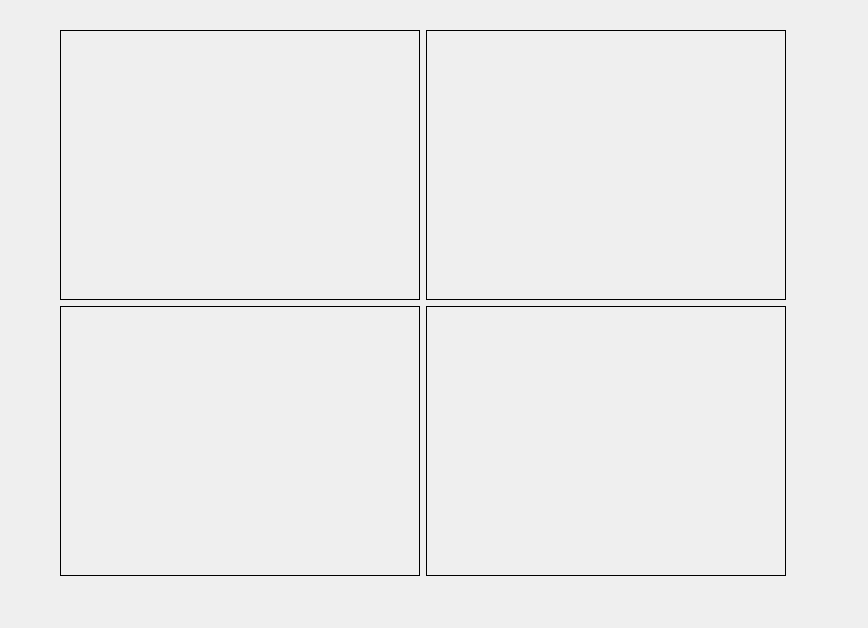
pzy25/WUT-CubeROB, file mycamera.ui: the form before one commit.
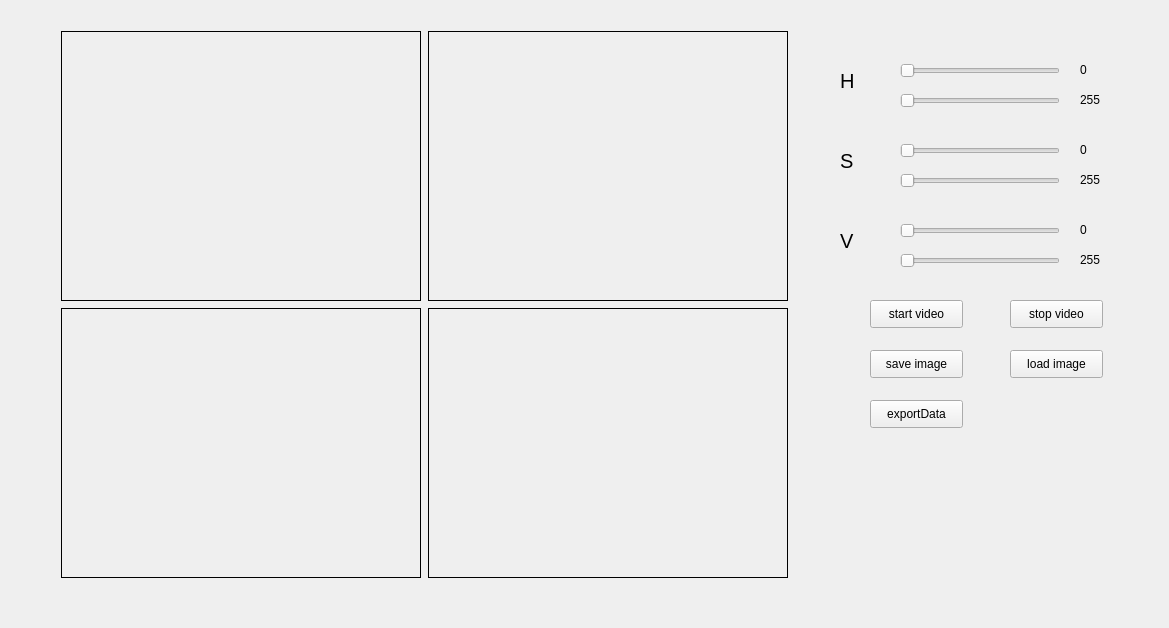
The form after the commit.

```diff
--- a/mycamera.ui
+++ b/mycamera.ui
@@ -6,20 +6,20 @@
    <rect>
     <x>0</x>
     <y>0</y>
-    <width>868</width>
+    <width>1169</width>
     <height>628</height>
    </rect>
   </property>
   <property name="windowTitle">
    <string>myCamera</string>
   </property>
-  <widget class="QWidget" name="">
+  <widget class="QWidget" name="layoutWidget">
    <property name="geometry">
     <rect>
      <x>60</x>
      <y>30</y>
-     <width>728</width>
-     <height>548</height>
+     <width>729</width>
+     <height>549</height>
     </rect>
    </property>
    <layout class="QGridLayout" name="gridLayout">
@@ -161,6 +161,281 @@
     </item>
    </layout>
   </widget>
+  <widget class="QSlider" name="hMinSlider">
+   <property name="geometry">
+    <rect>
+     <x>900</x>
+     <y>60</y>
+     <width>160</width>
+     <height>22</height>
+    </rect>
+   </property>
+   <property name="orientation">
+    <enum>Qt::Horizontal</enum>
+   </property>
+  </widget>
+  <widget class="QSlider" name="hMaxSlider">
+   <property name="geometry">
+    <rect>
+     <x>900</x>
+     <y>90</y>
+     <width>160</width>
+     <height>22</height>
+    </rect>
+   </property>
+   <property name="orientation">
+    <enum>Qt::Horizontal</enum>
+   </property>
+  </widget>
+  <widget class="QSlider" name="sMaxSlider">
+   <property name="geometry">
+    <rect>
+     <x>900</x>
+     <y>170</y>
+     <width>160</width>
+     <height>22</height>
+    </rect>
+   </property>
+   <property name="orientation">
+    <enum>Qt::Horizontal</enum>
+   </property>
+  </widget>
+  <widget class="QSlider" name="sMinSlider">
+   <property name="geometry">
+    <rect>
+     <x>900</x>
+     <y>140</y>
+     <width>160</width>
+     <height>22</height>
+    </rect>
+   </property>
+   <property name="orientation">
+    <enum>Qt::Horizontal</enum>
+   </property>
+  </widget>
+  <widget class="QSlider" name="vMaxSlider">
+   <property name="geometry">
+    <rect>
+     <x>900</x>
+     <y>250</y>
+     <width>160</width>
+     <height>22</height>
+    </rect>
+   </property>
+   <property name="orientation">
+    <enum>Qt::Horizontal</enum>
+   </property>
+  </widget>
+  <widget class="QSlider" name="vMinSlider">
+   <property name="geometry">
+    <rect>
+     <x>900</x>
+     <y>220</y>
+     <width>160</width>
+     <height>22</height>
+    </rect>
+   </property>
+   <property name="orientation">
+    <enum>Qt::Horizontal</enum>
+   </property>
+  </widget>
+  <widget class="QLabel" name="label">
+   <property name="geometry">
+    <rect>
+     <x>840</x>
+     <y>70</y>
+     <width>31</width>
+     <height>21</height>
+    </rect>
+   </property>
+   <property name="font">
+    <font>
+     <pointsize>15</pointsize>
+    </font>
+   </property>
+   <property name="text">
+    <string>H</string>
+   </property>
+  </widget>
+  <widget class="QLabel" name="label_2">
+   <property name="geometry">
+    <rect>
+     <x>840</x>
+     <y>150</y>
+     <width>31</width>
+     <height>21</height>
+    </rect>
+   </property>
+   <property name="font">
+    <font>
+     <pointsize>15</pointsize>
+    </font>
+   </property>
+   <property name="text">
+    <string>S</string>
+   </property>
+  </widget>
+  <widget class="QLabel" name="label_3">
+   <property name="geometry">
+    <rect>
+     <x>840</x>
+     <y>230</y>
+     <width>31</width>
+     <height>21</height>
+    </rect>
+   </property>
+   <property name="font">
+    <font>
+     <pointsize>15</pointsize>
+    </font>
+   </property>
+   <property name="text">
+    <string>V</string>
+   </property>
+  </widget>
+  <widget class="QLabel" name="Hmin">
+   <property name="geometry">
+    <rect>
+     <x>1080</x>
+     <y>60</y>
+     <width>51</width>
+     <height>19</height>
+    </rect>
+   </property>
+   <property name="text">
+    <string>0</string>
+   </property>
+  </widget>
+  <widget class="QLabel" name="Hmax">
+   <property name="geometry">
+    <rect>
+     <x>1080</x>
+     <y>90</y>
+     <width>51</width>
+     <height>19</height>
+    </rect>
+   </property>
+   <property name="text">
+    <string>255</string>
+   </property>
+  </widget>
+  <widget class="QLabel" name="Smax">
+   <property name="geometry">
+    <rect>
+     <x>1080</x>
+     <y>170</y>
+     <width>51</width>
+     <height>19</height>
+    </rect>
+   </property>
+   <property name="text">
+    <string>255</string>
+   </property>
+  </widget>
+  <widget class="QLabel" name="Smin">
+   <property name="geometry">
+    <rect>
+     <x>1080</x>
+     <y>140</y>
+     <width>51</width>
+     <height>19</height>
+    </rect>
+   </property>
+   <property name="text">
+    <string>0</string>
+   </property>
+  </widget>
+  <widget class="QLabel" name="Vmax">
+   <property name="geometry">
+    <rect>
+     <x>1080</x>
+     <y>250</y>
+     <width>51</width>
+     <height>19</height>
+    </rect>
+   </property>
+   <property name="text">
+    <string>255</string>
+   </property>
+  </widget>
+  <widget class="QLabel" name="Vmin">
+   <property name="geometry">
+    <rect>
+     <x>1080</x>
+     <y>220</y>
+     <width>51</width>
+     <height>19</height>
+    </rect>
+   </property>
+   <property name="text">
+    <string>0</string>
+   </property>
+  </widget>
+  <widget class="QPushButton" name="pushButton_save">
+   <property name="geometry">
+    <rect>
+     <x>870</x>
+     <y>350</y>
+     <width>93</width>
+     <height>28</height>
+    </rect>
+   </property>
+   <property name="text">
+    <string>save image</string>
+   </property>
+  </widget>
+  <widget class="QPushButton" name="pushButton_load">
+   <property name="geometry">
+    <rect>
+     <x>1010</x>
+     <y>350</y>
+     <width>93</width>
+     <height>28</height>
+    </rect>
+   </property>
+   <property name="text">
+    <string>load image</string>
+   </property>
+  </widget>
+  <widget class="QPushButton" name="pushButton_stop">
+   <property name="geometry">
+    <rect>
+     <x>1010</x>
+     <y>300</y>
+     <width>93</width>
+     <height>28</height>
+    </rect>
+   </property>
+   <property name="text">
+    <string>stop video</string>
+   </property>
+  </widget>
+  <widget class="QPushButton" name="pushButton_start">
+   <property name="geometry">
+    <rect>
+     <x>870</x>
+     <y>300</y>
+     <width>93</width>
+     <height>28</height>
+    </rect>
+   </property>
+   <property name="text">
+    <string>start video</string>
+   </property>
+  </widget>
+  <widget class="QPushButton" name="pushButton_export">
+   <property name="geometry">
+    <rect>
+     <x>870</x>
+     <y>400</y>
+     <width>93</width>
+     <height>28</height>
+    </rect>
+   </property>
+   <property name="text">
+    <string>exportData</string>
+   </property>
+  </widget>
  </widget>
  <resources/>
  <connections/>
```
